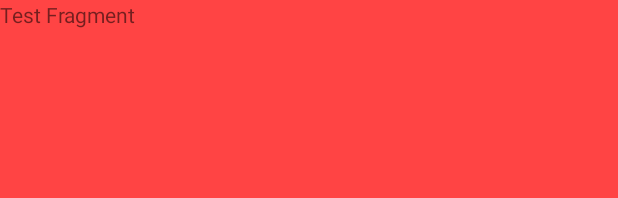
After one commit to mikhailpodalyako1/HomeWorkAS, an Android app: the layout fragment_test.xml on its own in the app's theme, with its tools: preview values and no code run, on a phone screen of 412 x 824 dp. The commit adds this screen. Shown: the top 198 px of the screen. Run offline under Robolectric (Android 15) with nearby library versions, the phone set to English and light mode, and no system bars.

```diff
--- a/app/build.gradle
+++ b/app/build.gradle
@@ -33,6 +33,7 @@ dependencies {
     implementation 'androidx.appcompat:appcompat:1.3.0'
     implementation 'com.google.android.material:material:1.3.0'
     implementation 'androidx.constraintlayout:constraintlayout:2.0.4'
+    implementation 'androidx.legacy:legacy-support-v4:1.0.0'
     testImplementation 'junit:junit:4.+'
     androidTestImplementation 'androidx.test.ext:junit:1.1.2'
     androidTestImplementation 'androidx.test.espresso:espresso-core:3.3.0'
--- /dev/null
+++ b/app/src/main/res/layout/fragment_test.xml
@@ -0,0 +1,15 @@
+<?xml version="1.0" encoding="utf-8"?>
+<FrameLayout xmlns:android="http://schemas.android.com/apk/res/android"
+    xmlns:tools="http://schemas.android.com/tools"
+    android:layout_width="match_parent"
+    android:layout_height="match_parent"
+    android:background="@android:color/holo_red_light"
+    tools:context=".ui.list.FragmentTest">
+
+
+    <TextView
+        android:layout_width="match_parent"
+        android:layout_height="match_parent"
+        android:text="@string/test_fragment" />
+
+</FrameLayout>
--- a/app/src/main/res/values/strings.xml
+++ b/app/src/main/res/values/strings.xml
@@ -11,4 +11,5 @@
     <string name="option_three">Option Three</string>
     <string name="search">Search</string>
     <string name="toolbar_title">My Notes</string>
+    <string name="test_fragment">Test Fragment</string>
 </resources>
```
Also changed, not shown: app/src/main/java/com/gmail/notebook2/ui/MainActivity.java (+25 -23 lines), app/src/main/java/com/gmail/notebook2/ui/list/FragmentTest.java (added, +42 -0 lines), app/src/main/res/layout/activity_main.xml (+3 -4 lines).
